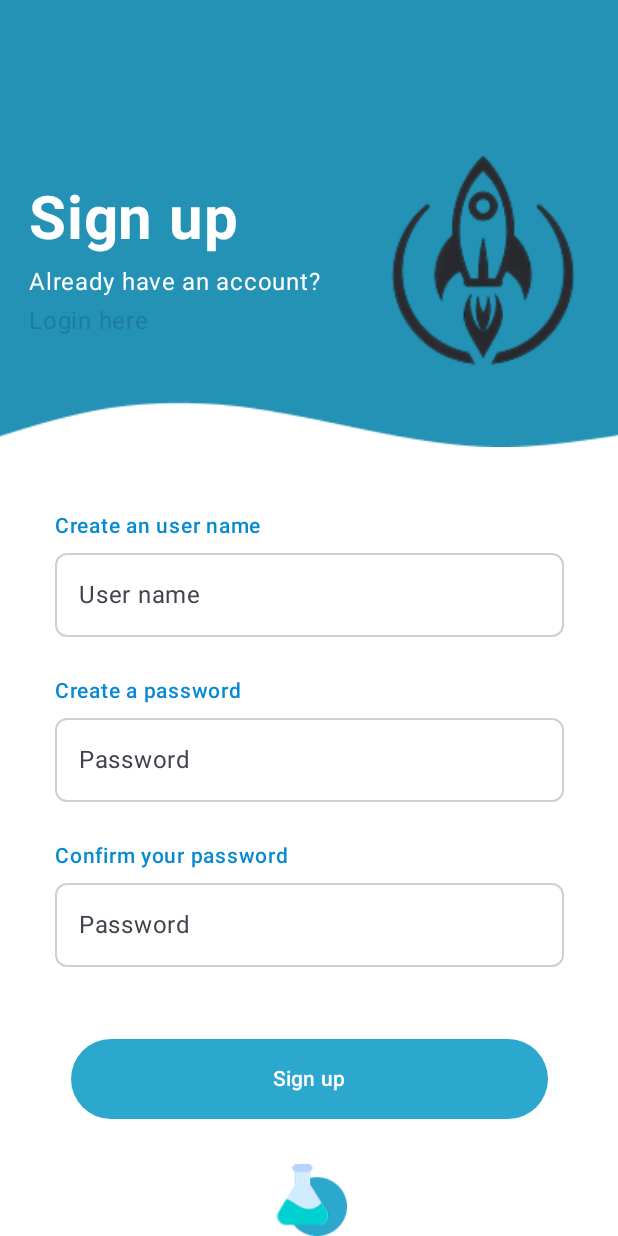
After one commit to AllanAviana/TriviaApp-Android, an Android app built with Jetpack Compose: the composable RegisterScreen shown on its own in the app's theme, on a phone screen of 412 x 824 dp. The commit adds this screen. Run offline under Robolectric (Android 15) with nearby library versions, the phone set to English and light mode, and no system bars.

Commit message:
feat: add RegisterScreen layout

```diff
--- a/app/src/main/java/com/example/triviaapp_android/presentation/screen/login/LoginScreen.kt
+++ b/app/src/main/java/com/example/triviaapp_android/presentation/screen/login/LoginScreen.kt
@@ -29,9 +29,6 @@ fun LoginScreen(){
 
 
 @Preview(
-    name = "Tablet Large",
-    widthDp = 1024,
-    heightDp = 1366,
     showBackground = true
 )
 @Composable
--- /dev/null
+++ b/app/src/main/java/com/example/triviaapp_android/presentation/screen/register/RegisterScreen.kt
@@ -0,0 +1,31 @@
+package com.example.triviaapp_android.presentation.screen.register
+
+import androidx.compose.foundation.background
+import androidx.compose.foundation.layout.Column
+import androidx.compose.foundation.layout.fillMaxSize
+import androidx.compose.runtime.Composable
+import androidx.compose.ui.Alignment
+import androidx.compose.ui.Modifier
+import androidx.compose.ui.graphics.Color
+import androidx.compose.ui.tooling.preview.Preview
+import com.example.triviaapp_android.presentation.screen.register.components.RegisterForm
+import com.example.triviaapp_android.presentation.screen.register.components.RegisterHeader
+
+@Composable
+fun RegisterScreen() {
+    Column(
+        modifier = Modifier
+            .fillMaxSize()
+            .background(Color.White),
+        horizontalAlignment = Alignment.CenterHorizontally
+    ) {
+        RegisterHeader()
+        RegisterForm()
+    }
+}
+
+@Preview(showBackground = true)
+@Composable
+fun RegisterScreenPreview() {
+    RegisterScreen()
+}
--- /dev/null
+++ b/app/src/main/java/com/example/triviaapp_android/presentation/screen/register/components/RegisterForm.kt
@@ -0,0 +1,55 @@
+package com.example.triviaapp_android.presentation.screen.register.components
+
+import androidx.compose.foundation.Image
+import androidx.compose.foundation.layout.*
+import androidx.compose.runtime.Composable
+import androidx.compose.ui.Modifier
+import androidx.compose.ui.res.painterResource
+import androidx.compose.ui.unit.dp
+import androidx.compose.ui.graphics.Color
+import com.example.triviaapp_android.R
+import com.example.triviaapp_android.presentation.screen.welcome.components.LoginButton
+import components.LoginTextField
+
+@Composable
+fun RegisterForm() {
+    LoginTextField(
+        label = "Create an user name",
+        placeholder = "User name",
+        value = "",
+        onValueChange = {},
+        modifier = Modifier.padding(top = 40.dp)
+    )
+
+    LoginTextField(
+        label = "Create a password",
+        placeholder = "Password",
+        value = "",
+        onValueChange = {},
+        modifier = Modifier.padding(top = 24.dp)
+    )
+
+    LoginTextField(
+        label = "Confirm your password",
+        placeholder = "Password",
+        value = "",
+        onValueChange = {},
+        modifier = Modifier.padding(top = 24.dp)
+    )
+
+    LoginButton(
+        onClick = {},
+        color = Color(0xFF2CA7CE),
+        colorText = Color.White,
+        text = "Sign up",
+        padding = 48.dp
+    )
+
+    Image(
+        painter = painterResource(id = R.drawable.registerimagefooter),
+        contentDescription = null,
+        modifier = Modifier
+            .padding(top = 30.dp)
+            .size(76.dp)
+    )
+}
--- /dev/null
+++ b/app/src/main/java/com/example/triviaapp_android/presentation/screen/register/components/RegisterHeader.kt
@@ -0,0 +1,74 @@
+package com.example.triviaapp_android.presentation.screen.register.components
+
+import androidx.compose.foundation.Image
+import androidx.compose.foundation.background
+import androidx.compose.foundation.layout.*
+import androidx.compose.material3.Text
+import androidx.compose.runtime.Composable
+import androidx.compose.ui.Alignment
+import androidx.compose.ui.Modifier
+import androidx.compose.ui.graphics.Color
+import androidx.compose.ui.layout.ContentScale
+import androidx.compose.ui.res.painterResource
+import androidx.compose.ui.text.font.FontWeight
+import androidx.compose.ui.unit.dp
+import androidx.compose.ui.unit.sp
+import com.example.triviaapp_android.R
+
+@Composable
+fun RegisterHeader() {
+    Column(
+        modifier = Modifier
+            .fillMaxWidth()
+            .fillMaxHeight(0.3f)
+            .background(Color(0xFF2392B5))
+    ) {
+        Row(
+            modifier = Modifier
+                .fillMaxWidth()
+                .padding(top = 100.dp),
+            verticalAlignment = Alignment.Bottom,
+            horizontalArrangement = Arrangement.SpaceAround
+        ) {
+            Column(
+                modifier = Modifier.align(Alignment.CenterVertically)
+            ) {
+                Text(
+                    text = "Sign up",
+                    fontSize = 40.sp,
+                    color = Color.White,
+                    fontWeight = FontWeight.Bold
+                )
+                Text(
+                    text = "Already have an account?",
+                    fontSize = 16.sp,
+                    color = Color.White,
+                    modifier = Modifier.padding(top = 6.dp)
+                )
+                Text(
+                    text = "Login here",
+                    fontSize = 16.sp,
+                    color = Color(0xFF1D7D9C),
+                    modifier = Modifier.padding(top = 2.dp)
+                )
+            }
+
+            Image(
+                painter = painterResource(id = R.drawable.registerimage),
+                contentDescription = null,
+                modifier = Modifier
+                    .width(140.dp)
+                    .height(150.dp)
+            )
+        }
+    }
+
+    Image(
+        painter = painterResource(id = R.drawable.registerwavetop),
+        contentDescription = null,
+        modifier = Modifier
+            .fillMaxWidth()
+            .offset(y = (-1).dp),
+        contentScale = ContentScale.Crop
+    )
+}
--- a/app/src/main/java/com/example/triviaapp_android/presentation/screen/welcome/components/LoginButton.kt
+++ b/app/src/main/java/com/example/triviaapp_android/presentation/screen/welcome/components/LoginButton.kt
@@ -12,18 +12,19 @@ import androidx.compose.ui.graphics.Color
 import androidx.compose.ui.unit.dp
 import androidx.compose.ui.unit.sp
 import androidx.compose.foundation.shape.RoundedCornerShape
+import androidx.compose.ui.unit.Dp
 
 @Composable
-fun LoginButton(onClick: () -> Unit = {}, modifier: Modifier = Modifier, color: Color = Color.White, colorText: Color = Color(0xFF2CA7CE)) {
+fun LoginButton(onClick: () -> Unit = {}, modifier: Modifier = Modifier, color: Color = Color.White, colorText: Color = Color(0xFF2CA7CE), text: String = "Login", padding: Dp = 72.dp) {
     Button(
         onClick = onClick,
         modifier = modifier
-            .padding(top = 72.dp)
+            .padding(top = padding)
             .width(318.dp)
             .height(53.dp),
         colors = ButtonDefaults.buttonColors(containerColor = color),
         shape = RoundedCornerShape(50),
     ) {
-        Text("Login", color = colorText)
+        Text(text, color = colorText)
     }
 }
```
Also changed, not shown: app/src/main/res/drawable/registerimage.png (added), app/src/main/res/drawable/registerimagefooter.png (added), app/src/main/res/drawable/registerwavetop.png (added).
